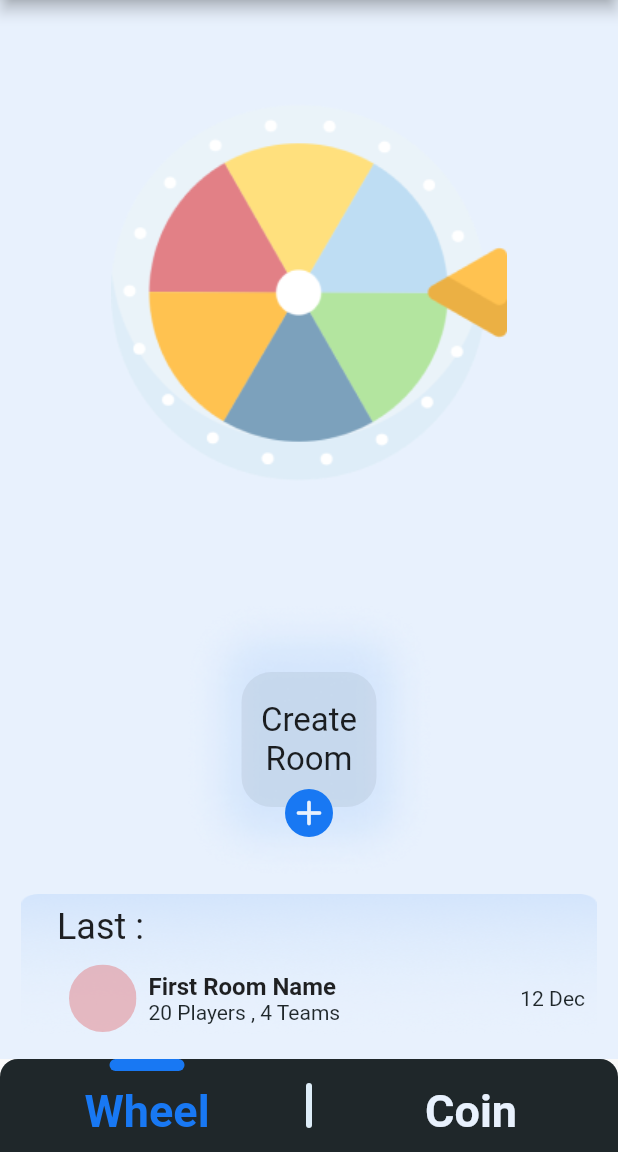
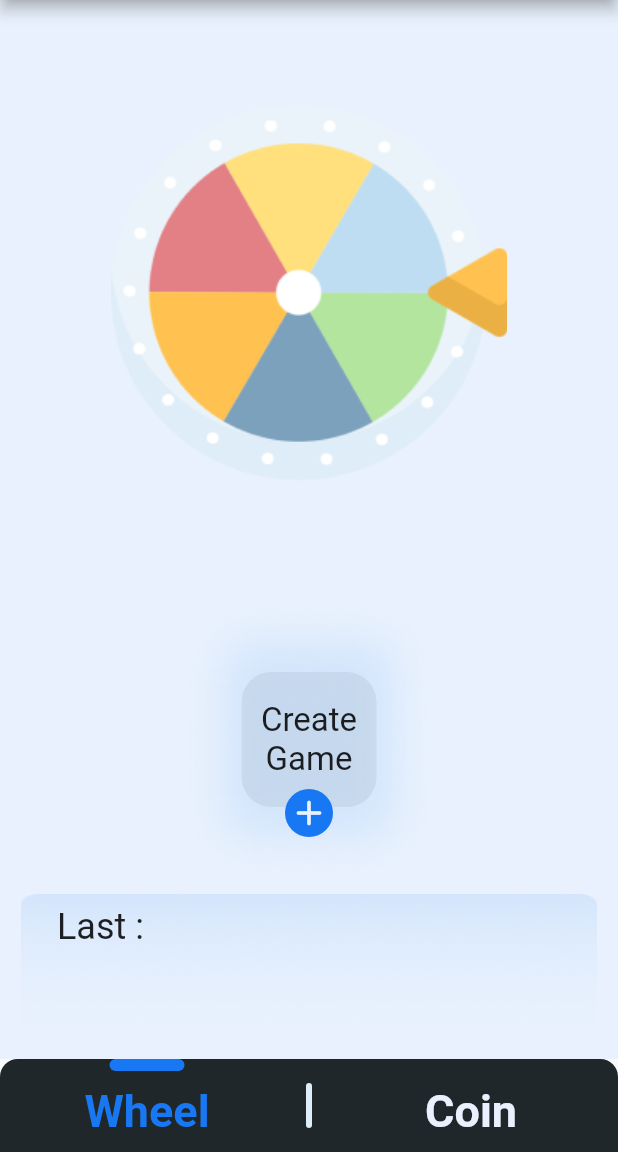
Before and after one commit to abdullahMustafa2000/kilo_bamia, a Flutter app: the HomePage screen opened directly, on a phone screen of 412 x 824 dp, the part 84-1236 px from its top. Run offline on Flutter 3.47's test engine with Material 2 defaults, Android fonts, the phone set to English and light mode, and no system bars; our stand-ins replace animated_splash_screen, page_view_indicators, shared_preferences; missing offline and left inert: glass_container; accounts and stored records are empty.

Commit message:
players divide version 2.0

```diff
--- a/lib/ui/home/aboveWidget/pages/room_specifications.dart
+++ b/lib/ui/home/aboveWidget/pages/room_specifications.dart
@@ -10,21 +10,17 @@ import 'package:provider/provider.dart';
 import 'package:shared_preferences/shared_preferences.dart';
 
 class RoomSpecifications extends StatelessWidget {
-
   Function onBtnClick;
 
   RoomSpecifications(this.onBtnClick);
 
   @override
   Widget build(BuildContext context) {
-    return MyKiloBamayaPageModel(
-      content: InputContainer(onBtnClick)
-    );
+    return MyKiloBamayaPageModel(content: InputContainer(onBtnClick));
   }
 }
 
 class InputContainer extends StatelessWidget {
-
   Function onBtnClick;
 
   InputContainer(this.onBtnClick);
@@ -54,9 +50,13 @@ class InputContainer extends StatelessWidget {
           child: TextField(
             onChanged: (txt) {
               roomNameEt = txt;
+              provider.roomName = txt;
             },
             textAlign: TextAlign.center,
-            textInputAction: TextInputAction.continueAction,
+            textInputAction: TextInputAction.next,
+            style: const TextStyle(
+              color: MyColors.lightBlack,
+            ),
             decoration: InputDecoration(
               border: InputBorder.none,
               hintStyle: Theme.of(context).textTheme.subtitle1,
@@ -67,7 +67,8 @@ class InputContainer extends StatelessWidget {
         Row(
           mainAxisAlignment: MainAxisAlignment.spaceEvenly,
           children: [
-            teamsDataTextField('Number of players :', onPlayersTxtChange, context),
+            teamsDataTextField(
+                'Number of players :', onPlayersTxtChange, context),
             teamsDataTextField('Number of teams :', onTeamsTxtChange, context),
           ],
         ),
@@ -75,7 +76,6 @@ class InputContainer extends StatelessWidget {
           width: width * .25,
           child: RaisedButton(
             onPressed: () {
-              saveData();
               onBtnClick();
             },
             shape: RoundedRectangleBorder(
@@ -90,8 +90,7 @@ class InputContainer extends StatelessWidget {
                       MyColors.lightOrange.withOpacity(.1),
                       MyColors.darkOrange.withOpacity(.3),
                     ]),
-                borderRadius:
-                const BorderRadius.all(Radius.circular(80.0)),
+                borderRadius: const BorderRadius.all(Radius.circular(80.0)),
               ),
               child: Container(
                 constraints: const BoxConstraints(
@@ -112,6 +111,7 @@ class InputContainer extends StatelessWidget {
       ],
     );
   }
+
   Widget teamsDataTextField(
       String label, Function onTxtChange, BuildContext context) {
     return Column(
@@ -130,7 +130,7 @@ class InputContainer extends StatelessWidget {
             onChanged: (txt) {
               onTxtChange(txt);
             },
-            textInputAction: TextInputAction.continueAction,
+            textInputAction: TextInputAction.next,
             keyboardType: TextInputType.number,
             textAlign: TextAlign.center,
             decoration: InputDecoration(
@@ -146,18 +146,11 @@ class InputContainer extends StatelessWidget {
 
   void onPlayersTxtChange(String txt) {
     playersNumEt = txt;
+    provider.noOfPlayers = int.parse(txt);
   }
 
   void onTeamsTxtChange(String txt) {
     teamsNumEt = txt;
     provider.noOfTeams = int.parse(txt);
   }
-
-  void saveData() {
-    StorageManager.saveData(RoomModule.room_name_prefKey, roomNameEt);
-    StorageManager.saveData(RoomModule.num_of_teams_prefKey, int.parse(teamsNumEt!));
-    StorageManager.saveData(RoomModule.num_of_players_prefKey, int.parse(playersNumEt!));
-    String date = ('${DateTime.now().month} / ${DateTime.now().day}');
-    StorageManager.saveData(RoomModule.create_date_prefKey, date);
-  }
 }
--- a/lib/ui/home/aboveWidget/pages/take_players_page.dart
+++ b/lib/ui/home/aboveWidget/pages/take_players_page.dart
@@ -59,10 +59,7 @@ class _RoomPlayersState extends State<RoomPlayers> {
               ),
               child: RaisedButton(
                 onPressed: () {
-                  StorageManager.saveData(
-                      RoomModule.room_players_names_prefKey, names);
                   provider.players = names;
-                  provider.dividePlayers();
                   widget.onBtnClick();
                 },
                 shape: RoundedRectangleBorder(
@@ -127,7 +124,7 @@ class TextInputDesign extends StatelessWidget {
         style: const TextStyle(
           color: MyColors.lightBlack,
         ),
-        textInputAction: TextInputAction.continueAction,
+        textInputAction: TextInputAction.next,
         decoration: InputDecoration(
           border: InputBorder.none,
           hintStyle: Theme.of(context).textTheme.subtitle1,
--- a/lib/ui/home/aboveWidget/teams_provider.dart
+++ b/lib/ui/home/aboveWidget/teams_provider.dart
@@ -6,11 +6,22 @@ import 'package:kilo_bamya/shared_pereferences/saved_game.dart';
 
 class TeamProvider extends ChangeNotifier {
   late List<String> teams;
+
   late List<String> players;
+
+  late int noOfPlayers;
+
   late int noOfTeams;
+
+  late String roomName;
+
+  bool divided = false;
+
   TeamProvider() {
     teams = [];
     noOfTeams = -1;
+    noOfPlayers = -1;
+    roomName = '';
   }
 
   void dividePlayers() async {
@@ -48,4 +59,8 @@ class TeamProvider extends ChangeNotifier {
     return [noOfPlayers ~/ numberOfTeams, noOfPlayers];
   }
 
+  void newTeamDivided() {
+    divided = true;
+    notifyListeners();
+  }
 }
--- a/lib/ui/home/fragments/wheel_widget.dart
+++ b/lib/ui/home/fragments/wheel_widget.dart
@@ -1,11 +1,14 @@
 import 'package:flutter/material.dart';
+import 'package:kilo_bamya/moduls/room_module.dart';
 import 'package:kilo_bamya/themes/colors_file.dart';
+import 'package:kilo_bamya/ui/home/aboveWidget/teams_provider.dart';
+import 'package:provider/provider.dart';
+import 'package:shared_preferences/shared_preferences.dart';
 
 class WheelWidget extends StatelessWidget {
+  Function(int) aboveWidgetCall;
 
-  Function(bool) onCreateRoomClick;
-
-  WheelWidget({required this.onCreateRoomClick});
+  WheelWidget({required this.aboveWidgetCall});
 
   @override
   Widget build(BuildContext context) {
@@ -18,11 +21,12 @@ class WheelWidget extends StatelessWidget {
           crossAxisAlignment: CrossAxisAlignment.center,
           children: [
             Expanded(
-              child: Center(child: Image.asset('assets/images/spinning_wheel.png')),
+              child: Center(
+                  child: Image.asset('assets/images/spinning_wheel.png')),
             ),
             InkWell(
               onTap: () {
-                onCreateRoomClick(true);
+                aboveWidgetCall(0);
               },
               child: Container(
                 margin: const EdgeInsets.symmetric(vertical: 8),
@@ -39,7 +43,7 @@ class WheelWidget extends StatelessWidget {
                         color: MyColors.lightBlack.withOpacity(.07),
                       ),
                       child: const Text(
-                        'Create Room',
+                        'Create Game',
                         style: TextStyle(fontSize: 22),
                         textAlign: TextAlign.center,
                       ),
@@ -74,7 +78,11 @@ class WheelWidget extends StatelessWidget {
             SizedBox(
               height: 110,
               child: Stack(children: [
-                Image.asset('assets/images/lasts_bg.png', width: double.infinity, fit: BoxFit.fill,),
+                Image.asset(
+                  'assets/images/lasts_bg.png',
+                  width: double.infinity,
+                  fit: BoxFit.fill,
+                ),
                 Column(
                   crossAxisAlignment: CrossAxisAlignment.stretch,
                   children: [
@@ -86,7 +94,15 @@ class WheelWidget extends StatelessWidget {
                       margin: const EdgeInsets.symmetric(
                           horizontal: 24, vertical: 8),
                     ),
-                    RoomsListWidget()
+                    Expanded(
+                        child: Container(
+                      child: RoomItem(
+                        onLastClick: () {
+                          aboveWidgetCall(1);
+                        },
+                      ),
+                      margin: const EdgeInsets.only(left: 32),
+                    ))
                   ],
                 ),
               ]),
@@ -96,47 +112,100 @@ class WheelWidget extends StatelessWidget {
   }
 }
 
+/*
 class RoomsListWidget extends StatelessWidget {
   @override
   Widget build(BuildContext context) {
     return Container(
       margin: const EdgeInsets.only(left: 32),
-      child: Column(
-        children: [
-          RoomItem(MyColors.lightRed.withOpacity(.5), 'First Room Name', 20, 4),
-         /* Container(
-            width: 220,
-            height: 1,
-            alignment: Alignment.center,
-            margin: const EdgeInsets.all(8),
-            color: MyColors.lightBlack.withOpacity(.1),
-          ),
-          RoomItem(
-              MyColors.darkBlue.withOpacity(.5), 'Second Room Name', 15, 3),*/
-        ],
+      child: InkWell(
+        onTap: () {
+
+        },
+        child: RoomItem(),
       ),
     );
   }
 }
+*/
 
-class RoomItem extends StatelessWidget {
-  Color imgColor;
-  String roomName;
-  int players;
-  int teams;
+class RoomItem extends StatefulWidget {
+  Function onLastClick;
 
-  RoomItem(this.imgColor, this.roomName, this.players, this.teams);
+  RoomItem({required this.onLastClick});
+
+  @override
+  State<RoomItem> createState() => _RoomItemState();
+}
+
+class _RoomItemState extends State<RoomItem> {
+  var roomName;
+
+  var noOfPlayers;
+
+  var noOfTeams;
+
+  var date;
+
+  @override
+  void initState() {
+    super.initState();
+  }
+
+  late SharedPreferences pref;
+  Future<void> initiateSharedPref() async {
+    pref = await SharedPreferences.getInstance();
+  }
+
+  void getDataFromSharedPreferences() async {
+    roomName = pref.getString(RoomModule.room_name_prefKey) ?? '';
+    date = pref.getString(RoomModule.create_date_prefKey) ?? '';
+    noOfPlayers = pref.getInt(RoomModule.num_of_players_prefKey) ?? -1;
+    noOfTeams = pref.getInt(RoomModule.num_of_teams_prefKey) ?? -1;
+    print(roomName);
+  }
 
   @override
   Widget build(BuildContext context) {
-    return Row(
+    var provider = Provider.of<TeamProvider>(context);
+    if (provider.divided) {
+      getDataFromSharedPreferences();
+      setState(() {
+        provider.divided = false;
+      });
+    }
+    return FutureBuilder<void>(
+      future: initiateSharedPref(),
+      builder: (context, AsyncSnapshot<void> snapshot) {
+        if (snapshot.connectionState == ConnectionState.done) {
+          if (snapshot.hasData) {
+            getDataFromSharedPreferences();
+            return roomRow();
+          } else if (snapshot.hasError) {
+            return Text('${snapshot.error}');
+          } else {
+            return Container();
+          }
+        } else {
+          return Container();
+        }
+      },
+    );
+  }
+
+  Widget roomRow() {
+    return InkWell(
+      onTap: () {
+        widget.onLastClick();
+      },
+      child: Row(
         children: [
           ClipRRect(
             borderRadius: BorderRadius.circular(180),
             child: Container(
               width: 45,
               height: 45,
-            color: imgColor,
+              color: MyColors.lightRed.withOpacity(.5),
             ),
           ),
           Expanded(
@@ -151,20 +220,22 @@ class RoomItem extends StatelessWidget {
                         fontWeight: FontWeight.bold, fontSize: 16),
                   ),
                   Text(
-                  '$players Players , $teams Teams',
-                  style:
-                      const TextStyle(fontSize: 14, color: MyColors.lightBlack),
+                    '$noOfPlayers Players , $noOfTeams Teams',
+                    style: const TextStyle(
+                        fontSize: 14, color: MyColors.lightBlack),
                   ),
                 ],
               ),
             ),
           ),
-        const Padding(
-          padding: EdgeInsets.all(8.0),
-          child: Text('12 Dec',
-              style: TextStyle(fontSize: 14, color: MyColors.lightBlack)),
+          Padding(
+            padding: const EdgeInsets.all(8.0),
+            child: Text(date,
+                style: const TextStyle(
+                    fontSize: 14, color: MyColors.lightBlack)),
           )
         ],
+      ),
     );
   }
 }
--- a/lib/ui/home/home_screen.dart
+++ b/lib/ui/home/home_screen.dart
@@ -48,10 +48,13 @@ class _HomePageState extends State<HomePage> {
       body: Stack(
         children: [
           provider.btmIndex == 0
-              ? WheelWidget(onCreateRoomClick: hideShowAboveWidgetListener)
+              ? WheelWidget(aboveWidgetCall: hideShowAboveWidgetListener)
               : CoinWidget(),
           Offstage(
-            child: KioBamayView(onSaveBtnClick),
+            child: DivideTeamsWidget(
+              onSaveBtnClick: onSaveBtnClick,
+              showResultWidget: callResultWidget,
+            ),
             offstage: !aboveWidgetIsVisible,
           ),
         ],
@@ -61,10 +64,14 @@ class _HomePageState extends State<HomePage> {
   }
 
   bool aboveWidgetIsVisible = false;
+  int callResultWidget = -1;
 
-  void hideShowAboveWidgetListener(bool showState) {
+  void hideShowAboveWidgetListener(int showWidget) {
+    print(showWidget);
+    /// if 0 -> roomSpecificationsWidget, if 1 -> resultWidget
     setState(() {
-      aboveWidgetIsVisible = showState;
+      callResultWidget = showWidget;
+      aboveWidgetIsVisible = true;
     });
   }
 
```
Also changed, not shown: lib/shared_pereferences/saved_game.dart (+19 -0 lines), lib/ui/home/aboveWidget/kilo_bamya_widget.dart (+4 -3 lines), lib/ui/home/aboveWidget/page_view.dart (+22 -5 lines), lib/ui/home/aboveWidget/pages/result_page.dart (+61 -17 lines), lib/ui/home/aboveWidget/pages/spinning_wheel_page.dart (added, +20 -0 lines). Lines whose indentation alone changed are shown as unchanged.
